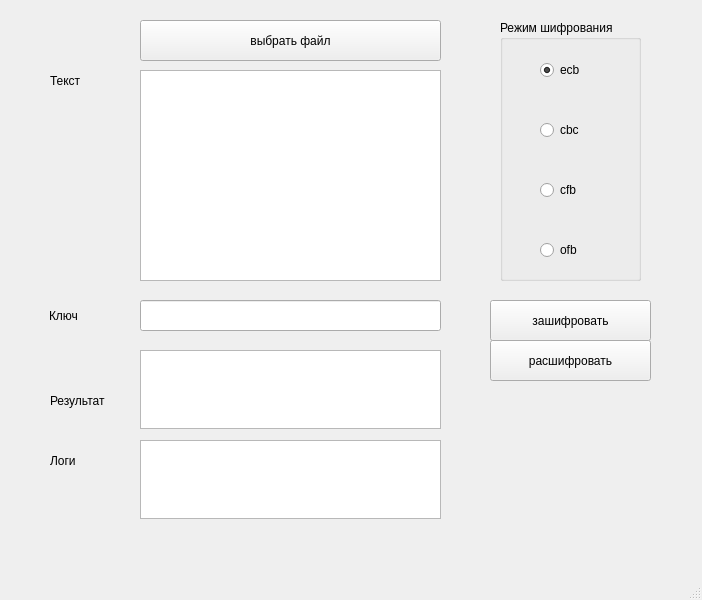
Qt form ui/camellia.ui (elizarpif/camellia-ui) before a commit.
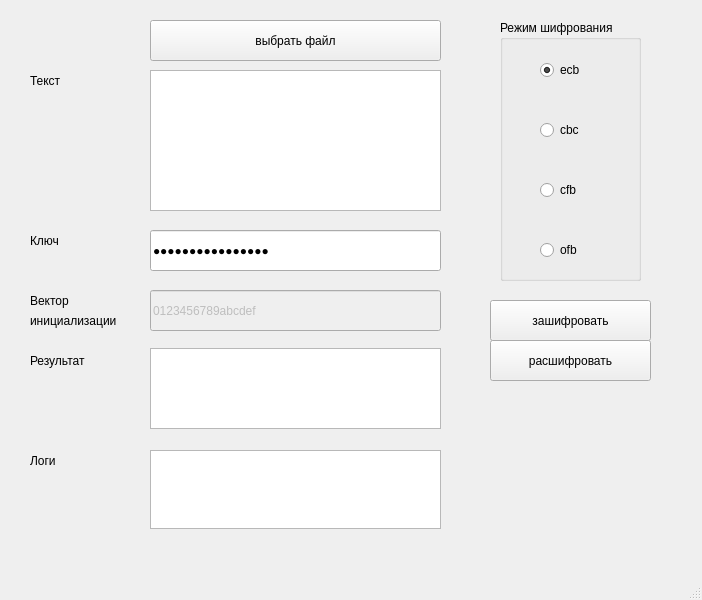
The same form after that commit.

The edit to the form file:
```diff
--- a/ui/camellia.ui
+++ b/ui/camellia.ui
@@ -2,6 +2,9 @@
 <ui version="4.0">
  <class>MainWindow</class>
  <widget class="QMainWindow" name="MainWindow">
+  <property name="enabled">
+   <bool>true</bool>
+  </property>
   <property name="geometry">
    <rect>
     <x>0</x>
@@ -17,18 +20,27 @@
    <widget class="QLineEdit" name="keyEdit">
     <property name="geometry">
      <rect>
-      <x>140</x>
-      <y>300</y>
-      <width>301</width>
-      <height>31</height>
+      <x>150</x>
+      <y>230</y>
+      <width>291</width>
+      <height>41</height>
      </rect>
     </property>
+    <property name="inputMask">
+     <string/>
+    </property>
+    <property name="text">
+     <string>0123456789abcdef</string>
+    </property>
+    <property name="echoMode">
+     <enum>QLineEdit::Password</enum>
+    </property>
    </widget>
    <widget class="QLabel" name="label">
     <property name="geometry">
      <rect>
-      <x>49</x>
-      <y>305</y>
+      <x>30</x>
+      <y>230</y>
       <width>81</width>
       <height>21</height>
      </rect>
@@ -40,10 +52,10 @@
    <widget class="QTextEdit" name="encryptedText">
     <property name="geometry">
      <rect>
-      <x>140</x>
-      <y>350</y>
-      <width>301</width>
-      <height>79</height>
+      <x>150</x>
+      <y>348</y>
+      <width>291</width>
+      <height>81</height>
      </rect>
     </property>
     <property name="readOnly">
@@ -147,9 +159,9 @@
    <widget class="QPushButton" name="selectFileBtn">
     <property name="geometry">
      <rect>
-      <x>140</x>
+      <x>150</x>
       <y>20</y>
-      <width>301</width>
+      <width>291</width>
       <height>41</height>
      </rect>
     </property>
@@ -160,17 +172,17 @@
    <widget class="QTextEdit" name="decryptedText">
     <property name="geometry">
      <rect>
-      <x>140</x>
+      <x>150</x>
       <y>70</y>
-      <width>301</width>
-      <height>211</height>
+      <width>291</width>
+      <height>141</height>
      </rect>
     </property>
    </widget>
    <widget class="QLabel" name="label_2">
     <property name="geometry">
      <rect>
-      <x>50</x>
+      <x>30</x>
       <y>70</y>
       <width>81</width>
       <height>21</height>
@@ -183,8 +195,8 @@
    <widget class="QLabel" name="label_3">
     <property name="geometry">
      <rect>
-      <x>50</x>
-      <y>390</y>
+      <x>30</x>
+      <y>350</y>
       <width>81</width>
       <height>21</height>
      </rect>
@@ -196,9 +208,9 @@
    <widget class="QTextEdit" name="logs">
     <property name="geometry">
      <rect>
-      <x>140</x>
-      <y>440</y>
-      <width>301</width>
+      <x>150</x>
+      <y>450</y>
+      <width>291</width>
       <height>79</height>
      </rect>
     </property>
@@ -209,7 +221,7 @@
    <widget class="QLabel" name="label_4">
     <property name="geometry">
      <rect>
-      <x>50</x>
+      <x>30</x>
       <y>450</y>
       <width>81</width>
       <height>21</height>
@@ -219,6 +231,51 @@
      <string>Логи</string>
     </property>
    </widget>
+   <widget class="QLabel" name="label_5">
+    <property name="geometry">
+     <rect>
+      <x>30</x>
+      <y>290</y>
+      <width>81</width>
+      <height>21</height>
+     </rect>
+    </property>
+    <property name="text">
+     <string>Вектор</string>
+    </property>
+   </widget>
+   <widget class="QLineEdit" name="ivEdit">
+    <property name="enabled">
+     <bool>false</bool>
+    </property>
+    <property name="geometry">
+     <rect>
+      <x>150</x>
+      <y>290</y>
+      <width>291</width>
+      <height>41</height>
+     </rect>
+    </property>
+    <property name="text">
+     <string>0123456789abcdef</string>
+    </property>
+    <property name="echoMode">
+     <enum>QLineEdit::Normal</enum>
+    </property>
+   </widget>
+   <widget class="QLabel" name="label_6">
+    <property name="geometry">
+     <rect>
+      <x>30</x>
+      <y>310</y>
+      <width>101</width>
+      <height>21</height>
+     </rect>
+    </property>
+    <property name="text">
+     <string>инициализации</string>
+    </property>
+   </widget>
   </widget>
   <widget class="QMenuBar" name="menubar">
    <property name="geometry">
```
Left out of the diff: 3 changed lines with no effect on the pictures.
